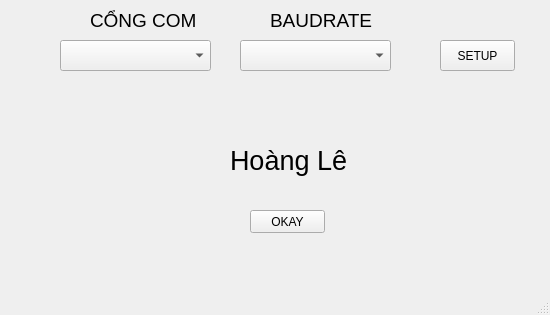
This is GATEWAY/GW_python/untitled.ui in hoanglv30vn/datn as Qt 5 draws it before an edit. The edited form follows.
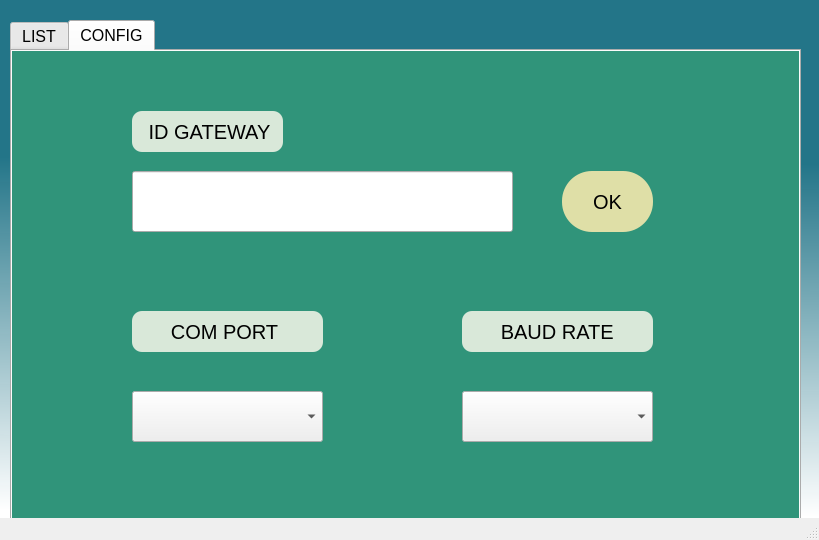
This is the edited form.

Patch:
```diff
--- a/GATEWAY/GW_python/untitled.ui
+++ b/GATEWAY/GW_python/untitled.ui
@@ -6,118 +6,220 @@
    <rect>
     <x>0</x>
     <y>0</y>
-    <width>550</width>
-    <height>315</height>
+    <width>819</width>
+    <height>540</height>
    </rect>
   </property>
   <property name="windowTitle">
    <string>MainWindow</string>
   </property>
+  <property name="styleSheet">
+   <string notr="true">#centralwidget{
+	background-color:qlineargradient(spread:pad, x1:1, y1:0.25, x2:0.988636, y2:1, stop:0.0909091 rgba(29, 113, 133, 248), stop:1 rgba(255, 255, 255, 255));
+font-size:16px;
+}
+
+#line_idgw,#box_comport,#box_baudrate{
+font-size:24px;
+}
+
+QLabel{
+border-radius: 10%;
+font-size:20px;
+background-color:rgb(217, 232, 217);
+}
+#tab_config,#tab_hienthi{
+background-color:rgba(0, 124, 91, 206)
+}
+
+#butt_oke{
+border-radius: 30%;
+font-size:20px;
+background-color:rgb(223, 223, 167)
+}
+#table_danhsach{
+font-size:20px;
+}
+</string>
+  </property>
   <widget class="QWidget" name="centralwidget">
-   <widget class="QLabel" name="lab_hoagle">
+   <widget class="QTabWidget" name="tabWidget">
     <property name="geometry">
      <rect>
-      <x>230</x>
-      <y>140</y>
-      <width>121</width>
-      <height>41</height>
+      <x>10</x>
+      <y>20</y>
+      <width>791</width>
+      <height>511</height>
      </rect>
     </property>
+    <property name="minimumSize">
+     <size>
+      <width>0</width>
+      <height>0</height>
+     </size>
+    </property>
     <property name="font">
      <font>
-      <pointsize>20</pointsize>
+      <pointsize>12</pointsize>
      </font>
     </property>
+    <property name="styleSheet">
+     <string notr="true"/>
+    </property>
+    <property name="currentIndex">
+     <number>1</number>
+    </property>
+    <widget class="QWidget" name="tab_hienthi">
+     <attribute name="title">
+      <string>LIST</string>
+     </attribute>
+     <widget class="QTableWidget" name="table_danhsach">
+      <property name="geometry">
+       <rect>
+        <x>10</x>
+        <y>120</y>
+        <width>761</width>
+        <height>281</height>
+       </rect>
+      </property>
+      <attribute name="horizontalHeaderDefaultSectionSize">
+       <number>125</number>
+      </attribute>
+      <column>
     <property name="text">
-     <string>Hoàng Lê</string>
-    </property>
-   </widget>
-   <widget class="QPushButton" name="butt_ok">
+        <string>STT</string>
+       </property>
+      </column>
+      <column>
+       <property name="text">
+        <string>ID NODE</string>
+       </property>
+      </column>
+      <column>
+       <property name="text">
+        <string>NAME NODE</string>
+       </property>
+      </column>
+      <column>
+       <property name="text">
+        <string>ID THIẾT BỊ</string>
+       </property>
+      </column>
+      <column>
+       <property name="text">
+        <string>NAME THIẾT BỊ</string>
+       </property>
+      </column>
+      <column>
+       <property name="text">
+        <string>PHÂN LOẠI</string>
+       </property>
+      </column>
+     </widget>
+     <widget class="QLabel" name="lab_name_gw">
     <property name="geometry">
      <rect>
-      <x>250</x>
-      <y>210</y>
-      <width>75</width>
-      <height>23</height>
+        <x>10</x>
+        <y>40</y>
+        <width>421</width>
+        <height>41</height>
      </rect>
     </property>
     <property name="text">
-     <string>OKAY</string>
-    </property>
-   </widget>
-   <widget class="QComboBox" name="box_com">
+       <string>    NAME GATEWAY</string>
+      </property>
+     </widget>
+    </widget>
+    <widget class="QWidget" name="tab_config">
+     <attribute name="title">
+      <string>CONFIG</string>
+     </attribute>
+     <widget class="QPushButton" name="butt_oke">
     <property name="geometry">
      <rect>
-      <x>60</x>
-      <y>40</y>
-      <width>151</width>
-      <height>31</height>
-     </rect>
-    </property>
-   </widget>
-   <widget class="QComboBox" name="box_baud">
+        <x>550</x>
+        <y>120</y>
+        <width>91</width>
+        <height>61</height>
+       </rect>
+      </property>
+      <property name="text">
+       <string>OK</string>
+      </property>
+     </widget>
+     <widget class="QLineEdit" name="line_idgw">
     <property name="geometry">
      <rect>
-      <x>240</x>
-      <y>40</y>
-      <width>151</width>
-      <height>31</height>
-     </rect>
-    </property>
-    <property name="font">
-     <font>
-      <pointsize>14</pointsize>
-     </font>
-    </property>
-   </widget>
-   <widget class="QLabel" name="lab_com">
+        <x>120</x>
+        <y>120</y>
+        <width>381</width>
+        <height>61</height>
+       </rect>
+      </property>
+      <property name="text">
+       <string/>
+      </property>
+     </widget>
+     <widget class="QLabel" name="label">
     <property name="geometry">
      <rect>
-      <x>90</x>
-      <y>0</y>
+        <x>120</x>
+        <y>60</y>
       <width>151</width>
       <height>41</height>
      </rect>
     </property>
-    <property name="font">
-     <font>
-      <pointsize>14</pointsize>
-     </font>
-    </property>
     <property name="text">
-     <string>CỔNG COM</string>
-    </property>
-   </widget>
-   <widget class="QLabel" name="lab_baud">
+       <string>   ID GATEWAY </string>
+      </property>
+     </widget>
+     <widget class="QLabel" name="lab_comport">
     <property name="geometry">
      <rect>
-      <x>270</x>
-      <y>0</y>
-      <width>151</width>
+        <x>120</x>
+        <y>260</y>
+        <width>191</width>
       <height>41</height>
      </rect>
     </property>
-    <property name="font">
-     <font>
-      <pointsize>14</pointsize>
-     </font>
-    </property>
     <property name="text">
-     <string>BAUDRATE</string>
-    </property>
-   </widget>
-   <widget class="QPushButton" name="butt_setup">
+       <string>       COM PORT</string>
+      </property>
+     </widget>
+     <widget class="QLabel" name="lab_baudrate">
     <property name="geometry">
      <rect>
-      <x>440</x>
-      <y>40</y>
-      <width>75</width>
-      <height>31</height>
+        <x>450</x>
+        <y>260</y>
+        <width>191</width>
+        <height>41</height>
      </rect>
     </property>
     <property name="text">
-     <string>SETUP</string>
-    </property>
+       <string>       BAUD RATE</string>
+      </property>
+     </widget>
+     <widget class="QComboBox" name="box_comport">
+      <property name="geometry">
+       <rect>
+        <x>120</x>
+        <y>340</y>
+        <width>191</width>
+        <height>51</height>
+       </rect>
+      </property>
+     </widget>
+     <widget class="QComboBox" name="box_baudrate">
+      <property name="geometry">
+       <rect>
+        <x>450</x>
+        <y>340</y>
+        <width>191</width>
+        <height>51</height>
+       </rect>
+      </property>
+     </widget>
+    </widget>
    </widget>
   </widget>
   <widget class="QMenuBar" name="menubar">
```
Left out of the diff: 2 changed lines with no effect on the pictures. Lines whose indentation alone changed are shown as unchanged.
